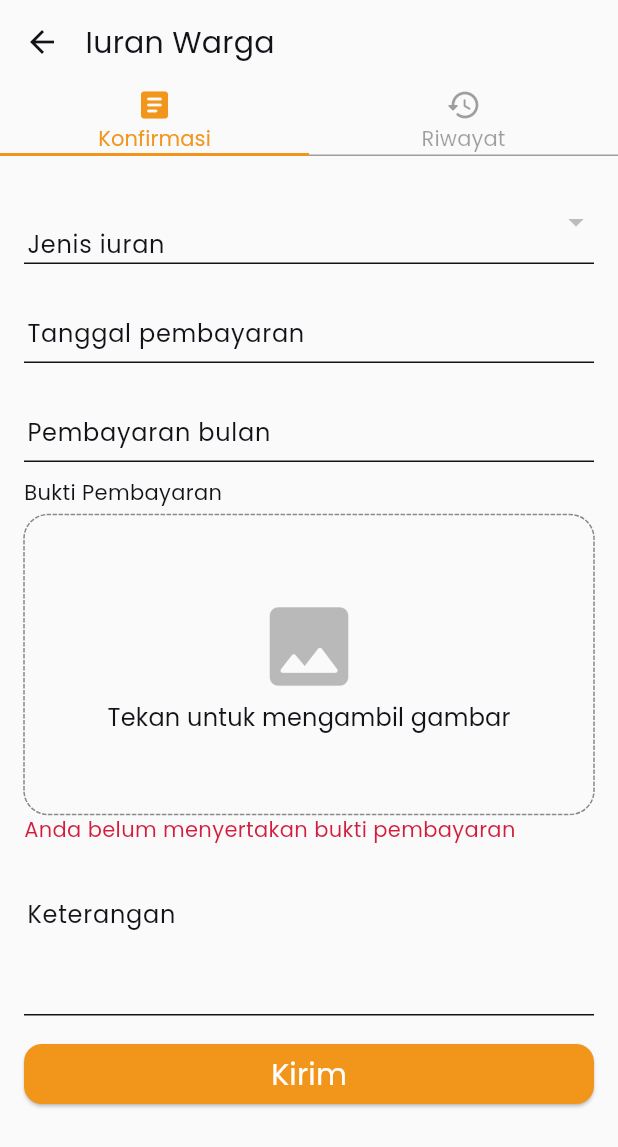
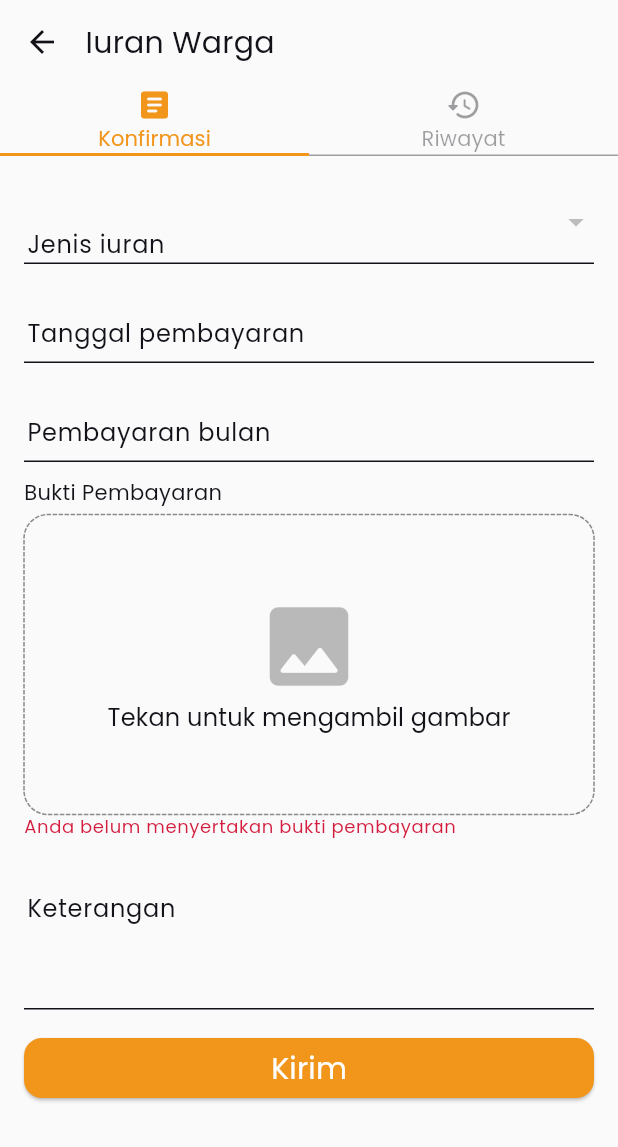
Before and after one commit to ahmadjanuar466/mobile_digister, a Flutter app: the ConfirmationScreen screen opened directly, after a tap on "Kirim", on a phone screen of 412 x 824 dp. Shown: the top 1147 px of the screen. Run offline on Flutter 3.47's test engine with Material 3 defaults, Android fonts, the light colour scheme and no system bars; drawn by our look-alikes of dotted_border, toastification; our stand-ins replace dio, firebase_core, firebase_messaging, flutter_animate, flutter_dotenv, flutter_local_notifications and 11 more; missing offline and left inert: flutter_vlc_player, mat_month_picker_dialog; accounts and stored records are empty; network calls fail; Roboto replaces fonts that are missing (Poppins_500, Poppins_regular).

Commit message:
adjust font size

```diff
--- a/lib/screens/confirmation/components/confirmation_tab.dart
+++ b/lib/screens/confirmation/components/confirmation_tab.dart
@@ -296,7 +296,9 @@ class _ConfirmationTabState extends State<ConfirmationTab> {
             if (_imageNull.isNotEmpty)
               Text(
                 _imageNull,
-                style: TextStyle(color: theme.colorScheme.error),
+                style: theme.textTheme.bodySmall!.copyWith(
+                  color: theme.colorScheme.error,
+                ),
               ),
             const SizedBox(height: 10),
             TextFormField(
```
